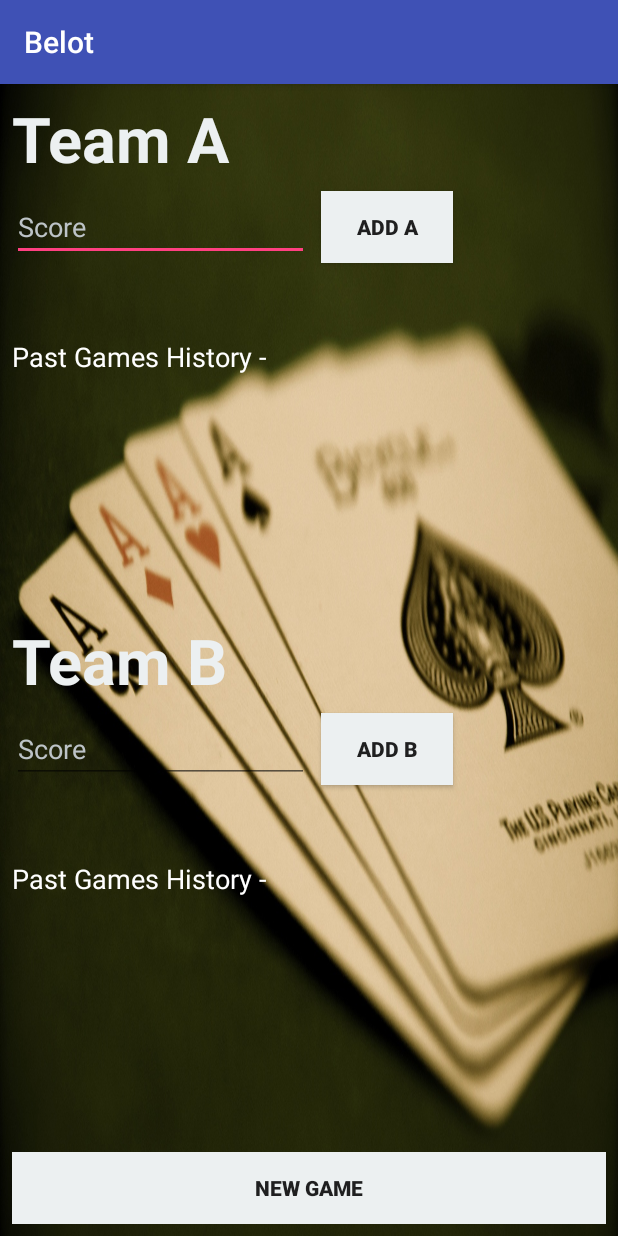
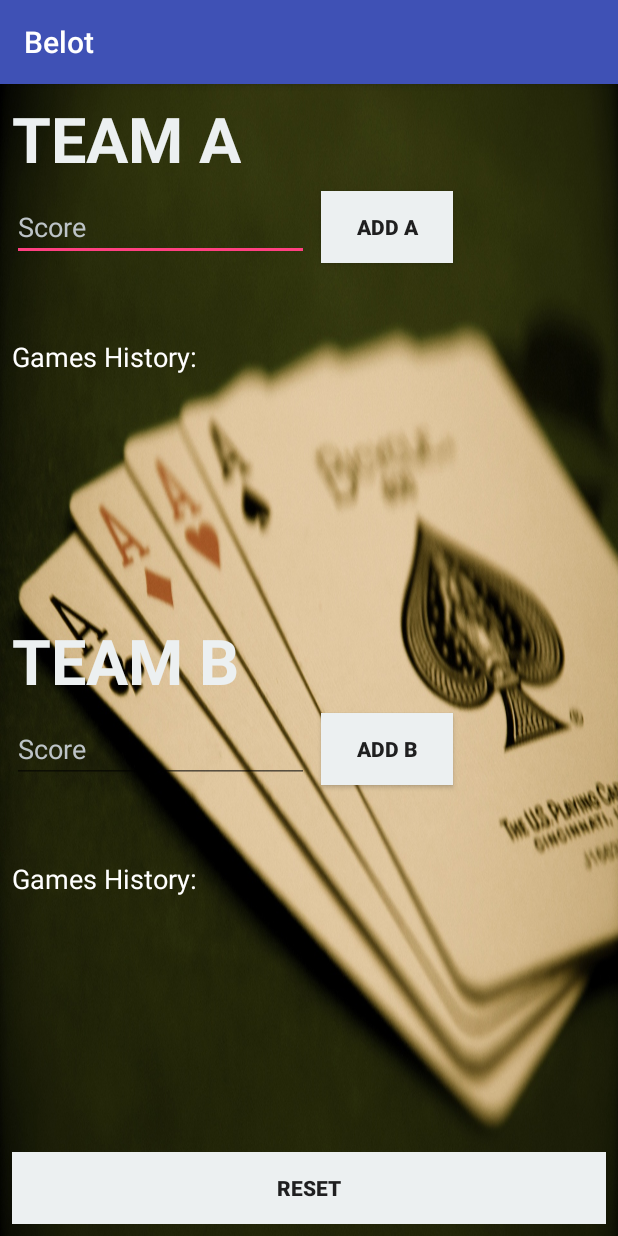
Before and after one commit to DomainFlag/Belot-Score-Keeper, an Android app: the screen it shows after launch (MainActivity), on a phone screen of 412 x 824 dp. Run offline under Robolectric (Android 15) with nearby library versions, the phone set to English and light mode, and no system bars.

Commit message:
Added indentation for better readability.

```diff
--- a/app/src/main/java/com/example/cchiv/belot/MainActivity.java
+++ b/app/src/main/java/com/example/cchiv/belot/MainActivity.java
@@ -31,7 +31,7 @@ public class MainActivity extends AppCompatActivity {
         setTotalB(score);
     }
 
-    public void reset(View view){
+    public void reset(View view) {
         sumA = 0;
         sumB = 0;
         String newText = "TOTAL: 0p";
--- a/app/src/main/res/layout/activity_main.xml
+++ b/app/src/main/res/layout/activity_main.xml
@@ -4,48 +4,48 @@ xmlns:tools="http://schemas.android.com/tools"
     android:id="@+id/activity_main"
     android:layout_width="match_parent"
     android:layout_height="match_parent"
+    android:background="@drawable/cards2"
     android:orientation="vertical"
-android:background="@drawable/cards2"
     tools:context="com.example.cchiv.belot.MainActivity">
 
     <LinearLayout
         android:layout_width="match_parent"
         android:layout_height="0dp"
+        android:layout_margin="8dp"
         android:layout_weight="1"
-    android:layout_margin="8dp"
         android:orientation="vertical">
 
         <LinearLayout
             android:layout_width="match_parent"
             android:layout_height="0dp"
-        android:orientation="vertical"
-        android:layout_weight="1">
+            android:layout_weight="1"
+            android:orientation="vertical">
 
             <TextView
                 android:layout_width="wrap_content"
                 android:layout_height="wrap_content"
-            android:text="Team A"
+                android:text="@string/teamAName"
                 android:textColor="#ecf0f1"
-            android:textSize="42dp"
+                android:textSize="42sp"
                 android:textStyle="bold" />
 
             <LinearLayout
                 android:layout_width="match_parent"
                 android:layout_height="wrap_content"
-            android:orientation="horizontal"
-            android:gravity="center_vertical">
+                android:gravity="center_vertical"
+                android:orientation="horizontal">
 
                 <EditText
                     android:id="@+id/numberA"
                     android:layout_width="0dp"
                     android:layout_height="wrap_content"
-                android:layout_weight="1"
-                android:textColorHint="#bdc3c7"
                     android:layout_marginBottom="8dp"
                     android:layout_marginTop="8dp"
+                    android:layout_weight="1"
                     android:hint="@string/number_hint"
                     android:inputType="numberDecimal"
-                android:textColorHighlight="#FFFFFF" />
+                    android:textColorHighlight="#FFFFFF"
+                    android:textColorHint="#bdc3c7" />
 
                 <RelativeLayout
                     android:layout_width="0dp"
@@ -60,7 +60,7 @@ tools:context="com.example.cchiv.belot.MainActivity">
                         android:layout_marginRight="8dp"
                         android:background="#ecf0f1"
                         android:onClick="setTextA"
-                    android:text="ADD A"
+                        android:text="@string/addTextA"
                         android:textStyle="bold" />
 
                 </RelativeLayout>
@@ -83,43 +83,43 @@ tools:context="com.example.cchiv.belot.MainActivity">
                 android:layout_height="wrap_content"
                 android:layout_marginBottom="8dp"
                 android:layout_marginTop="8dp"
-            android:text="Past Games History - "
+                android:text="@string/historyText"
                 android:textColor="#FFFFFF"
-            android:textSize="18dp" />
+                android:textSize="18sp" />
 
         </LinearLayout>
 
         <LinearLayout
             android:layout_width="match_parent"
             android:layout_height="0dp"
-        android:orientation="vertical"
-        android:layout_weight="1">
+            android:layout_weight="1"
+            android:orientation="vertical">
 
             <TextView
                 android:layout_width="wrap_content"
                 android:layout_height="wrap_content"
-            android:text="Team B"
+                android:text="@string/teamBName"
                 android:textColor="#ecf0f1"
-            android:textSize="42dp"
+                android:textSize="42sp"
                 android:textStyle="bold" />
 
             <LinearLayout
                 android:layout_width="match_parent"
                 android:layout_height="wrap_content"
-            android:orientation="horizontal"
-            android:gravity="center_vertical">
+                android:gravity="center_vertical"
+                android:orientation="horizontal">
 
                 <EditText
                     android:id="@+id/numberB"
                     android:layout_width="0dp"
                     android:layout_height="wrap_content"
-                android:layout_weight="1"
-                android:textColorHint="#bdc3c7"
                     android:layout_marginBottom="8dp"
                     android:layout_marginTop="8dp"
+                    android:layout_weight="1"
                     android:hint="@string/number_hint"
                     android:inputType="numberDecimal"
-                android:textColorHighlight="#FFFFFF" />
+                    android:textColorHighlight="#FFFFFF"
+                    android:textColorHint="#bdc3c7" />
 
                 <RelativeLayout
                     android:layout_width="0dp"
@@ -134,7 +134,7 @@ tools:context="com.example.cchiv.belot.MainActivity">
                         android:layout_marginRight="8dp"
                         android:background="#ecf0f1"
                         android:onClick="setTextB"
-                    android:text="ADD B"
+                        android:text="@string/addTextB"
                         android:textStyle="bold" />
 
                 </RelativeLayout>
@@ -157,9 +157,9 @@ tools:context="com.example.cchiv.belot.MainActivity">
                 android:layout_height="wrap_content"
                 android:layout_marginBottom="8dp"
                 android:layout_marginTop="8dp"
-            android:text="Past Games History - "
+                android:text="@string/historyText"
                 android:textColor="#FFFFFF"
-            android:textSize="18dp" />
+                android:textSize="18sp" />
 
         </LinearLayout>
 
@@ -172,7 +172,6 @@ tools:context="com.example.cchiv.belot.MainActivity">
         android:gravity="center_horizontal"
         android:orientation="horizontal">
 
-
         <Button
             android:layout_width="0dp"
             android:layout_height="wrap_content"
@@ -181,7 +180,7 @@ tools:context="com.example.cchiv.belot.MainActivity">
             android:layout_weight="1"
             android:background="#ecf0f1"
             android:onClick="reset"
-        android:text="NEW GAME"
+            android:text="@string/resetText"
             android:textStyle="bold" />
 
     </LinearLayout>
--- a/app/src/main/res/values/strings.xml
+++ b/app/src/main/res/values/strings.xml
@@ -1,4 +1,10 @@
 <resources>
     <string name="app_name">Belot</string>
     <string name="number_hint">Score</string>
+    <string name="teamAName">TEAM A</string>
+    <string name="addTextA">ADD A</string>
+    <string name="teamBName">TEAM B</string>
+    <string name="addTextB">ADD B</string>
+    <string name="historyText">Games History:</string>
+    <string name="resetText">RESET</string>
 </resources>
```
Lines whose indentation alone changed are shown as unchanged.
